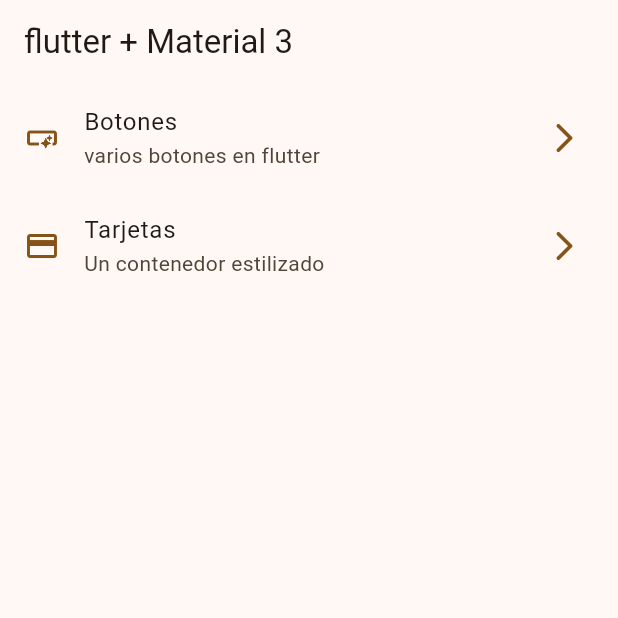
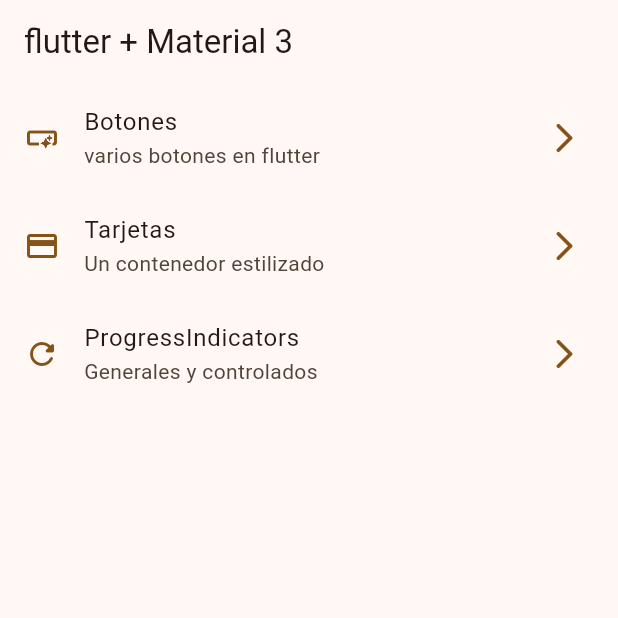
Before and after one commit to MontseCanedo/Desarrollo_Movil, a Flutter app: the screen it shows after launch, on a phone screen of 412 x 824 dp, the top half of it. Run offline on Flutter 3.47's test engine with Material 3 defaults, Android fonts, the phone set to English and light mode, and no system bars; our stand-ins replace go_router.

Commit message:
progress indicator controlados

```diff
--- a/widgets_app/lib/config/menu/menu_items.dart
+++ b/widgets_app/lib/config/menu/menu_items.dart
@@ -25,4 +25,9 @@
       subtitle: 'Un contenedor estilizado',
       link: '/cards',
       icon: Icons.credit_card),
+  MenuItems(
+      title: 'ProgressIndicators',
+      subtitle: 'Generales y controlados',
+      link: '/progress',
+      icon: Icons.refresh_rounded),
 ];
--- a/widgets_app/lib/config/router/app_router.dart
+++ b/widgets_app/lib/config/router/app_router.dart
@@ -16,5 +16,10 @@
     path: '/cards',
     name: CardsScreen.name,
     builder: (context, state) => const CardsScreen(),
+  ),
+  GoRoute(
+    path: '/progress',
+    name: ProgressScreen.name,
+    builder: (context, state) => const ProgressScreen(),
   )
 ]);
--- a/widgets_app/lib/presentation/screens/home/home_screen.dart
+++ b/widgets_app/lib/presentation/screens/home/home_screen.dart
@@ -52,8 +52,8 @@
       subtitle: Text(menuItem.subtitle),
       onTap: () {
         // Navigator.pushNamed(context, menuItem.link);
-        //context.push(menuItem.link);
-        context.pushNamed(CardsScreen.name);
+        context.push(menuItem.link);
+        // context.pushNamed(CardsScreen.name);
       },
     );
   }
```
Also changed, not shown: widgets_app/lib/presentation/screens/progress/progress_screen.dart (+61 -1 lines).
